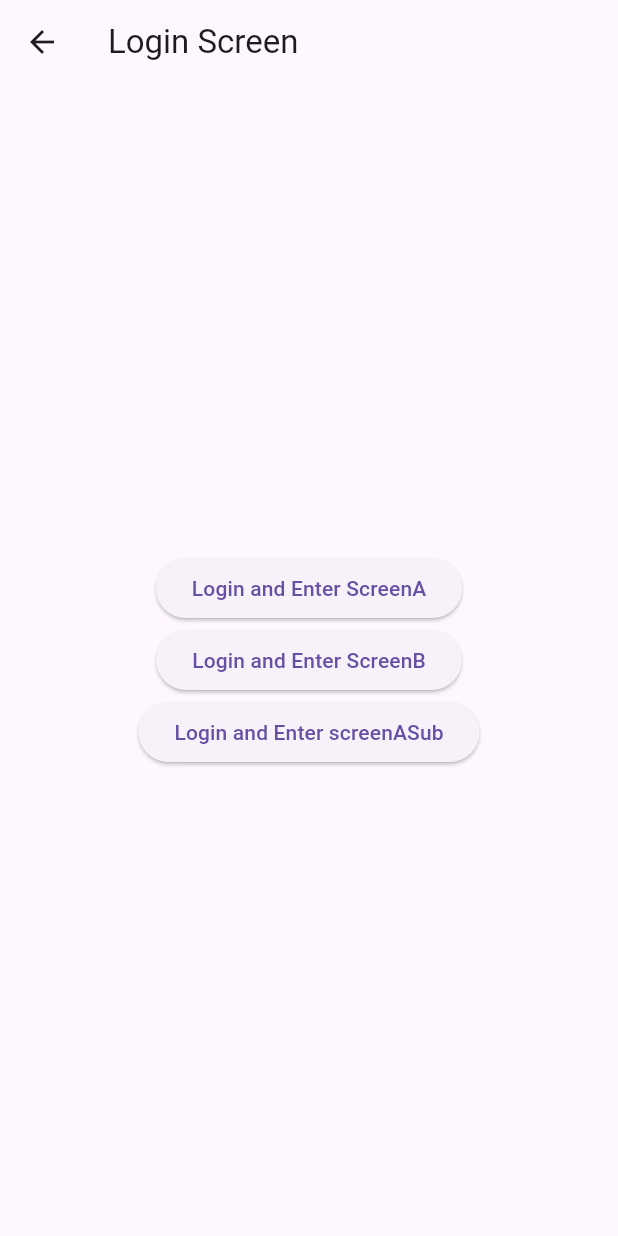
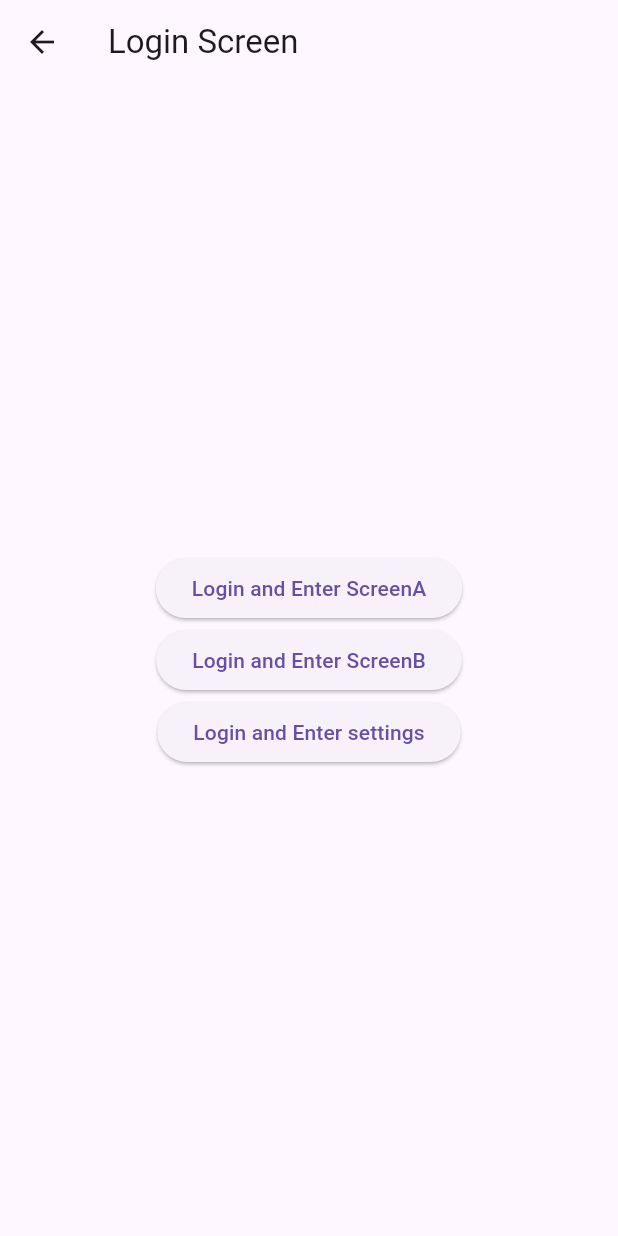
Before and after one commit to hosseinvejdani/bottom_nav_bar_go_router, a Flutter app: the SettingsScreen screen opened by its route, after a tap on "Logout", on a phone screen of 412 x 824 dp. Run offline on Flutter 3.47's test engine with Material 3 defaults, Android fonts, the phone set to English and light mode, and no system bars; our stand-ins replace equatable, flutter_bloc, go_router.

Commit message:
added packages

```diff
--- a/lib/login_screen.dart
+++ b/lib/login_screen.dart
@@ -30,7 +30,7 @@ class LoginScreen extends StatelessWidget {
               onPressed: () {
                 context.goNamed(AppRouter.settingScreen);
               },
-              child: const Text('Login and Enter screenASub'),
+              child: const Text('Login and Enter settings'),
             ),
           ],
         ),
--- a/lib/main.dart
+++ b/lib/main.dart
@@ -2,11 +2,12 @@ import 'package:bottom_nav_bar_go_router/go_route_extension.dart';
 import 'package:bottom_nav_bar_go_router/loading_screen.dart';
 import 'package:bottom_nav_bar_go_router/login_screen.dart';
 import 'package:bottom_nav_bar_go_router/router.dart';
-import 'package:bottom_nav_bar_go_router/section_screen.dart';
+import 'package:bottom_nav_bar_go_router/screen_a.dart';
+import 'package:bottom_nav_bar_go_router/screen_b.dart';
 import 'package:flutter/material.dart';
 import 'package:go_router/go_router.dart';
 
-import 'sub_screen.dart';
+import 'settings_screen.dart';
 
 class AppRoutes {
   AppRoutes._();
@@ -61,7 +62,7 @@ class AppRoutes {
     path: AppRouter.screenA,
     name: AppRouter.screenA,
     builder: (BuildContext context, GoRouterState state) {
-      return const SectionScreen(label: 'Section A');
+      return const ScreenA();
     },
   );
   static final settingScreen = GoRoute(
@@ -76,7 +77,7 @@ class AppRoutes {
     path: AppRouter.screenB,
     name: AppRouter.screenB,
     builder: (BuildContext context, GoRouterState state) {
-      return const SectionScreen(label: 'Section B');
+      return const ScreenB();
     },
   );
 }
--- a/lib/section_screen.dart
+++ b/lib/screen_a.dart
@@ -4,26 +4,23 @@ import 'package:go_router/go_router.dart';
 
 import 'package:bottom_nav_bar_go_router/router.dart';
 
-class SectionScreen extends StatelessWidget {
-  const SectionScreen({
+class ScreenA extends StatelessWidget {
+  const ScreenA({
     Key? key,
-    required this.label,
   }) : super(key: key);
-
-  final String label;
 
   @override
   Widget build(BuildContext context) {
     return Scaffold(
       appBar: AppBar(
-        title: Text('Root of section $label'),
+        title: const Text('Root of section A'),
       ),
       body: Center(
         child: Column(
           mainAxisSize: MainAxisSize.min,
           children: <Widget>[
             Text(
-              'Screen $label',
+              'Screen A',
               style: Theme.of(context).textTheme.titleLarge,
             ),
             const Padding(padding: EdgeInsets.all(4)),
@@ -31,7 +28,7 @@ class SectionScreen extends StatelessWidget {
               onPressed: () {
                 GoRouter.of(context).goNamed(AppRouter.settingScreen);
               },
-              child: const Text('Go To ${AppRouter.settingScreen}'),
+              child: const Text('Go To settings'),
             ),
             const Padding(padding: EdgeInsets.all(4)),
             TextButton(
--- /dev/null
+++ b/lib/screen_b.dart
@@ -0,0 +1,37 @@
+// ignore_for_file: public_member_api_docs, sort_constructors_first
+
+import 'package:bottom_nav_bar_go_router/router.dart';
+import 'package:flutter/material.dart';
+import 'package:go_router/go_router.dart';
+
+class ScreenB extends StatelessWidget {
+  const ScreenB({Key? key}) : super(key: key);
+
+
+  @override
+  Widget build(BuildContext context) {
+    return Scaffold(
+      appBar: AppBar(
+        title: const Text('Screen B'),
+      ),
+      body: Center(
+        child: Column(
+          mainAxisSize: MainAxisSize.min,
+          children: <Widget>[
+            Text(
+              'Screen B',
+              style: Theme.of(context).textTheme.titleLarge,
+            ),
+            const Padding(padding: EdgeInsets.all(4)),
+            TextButton(
+              onPressed: () {
+                GoRouter.of(context).goNamed(AppRouter.login);
+              },
+              child: const Text('Logout'),
+            ),
+          ],
+        ),
+      ),
+    );
+  }
+}
--- a/pubspec.yaml
+++ b/pubspec.yaml
@@ -37,6 +37,7 @@ dependencies:
   cupertino_icons: ^1.0.2
   go_router: ^11.1.4
   flutter_bloc: ^8.1.3
+  equatable: ^2.0.5
 
 dev_dependencies:
   flutter_test:
```
Also changed, not shown: lib/cubit/currency_cubit.dart (added, +8 -0 lines), lib/cubit/currency_state.dart (added, +8 -0 lines), lib/settings_screen.dart (renamed from lib/sub_screen.dart), pubspec.lock.
